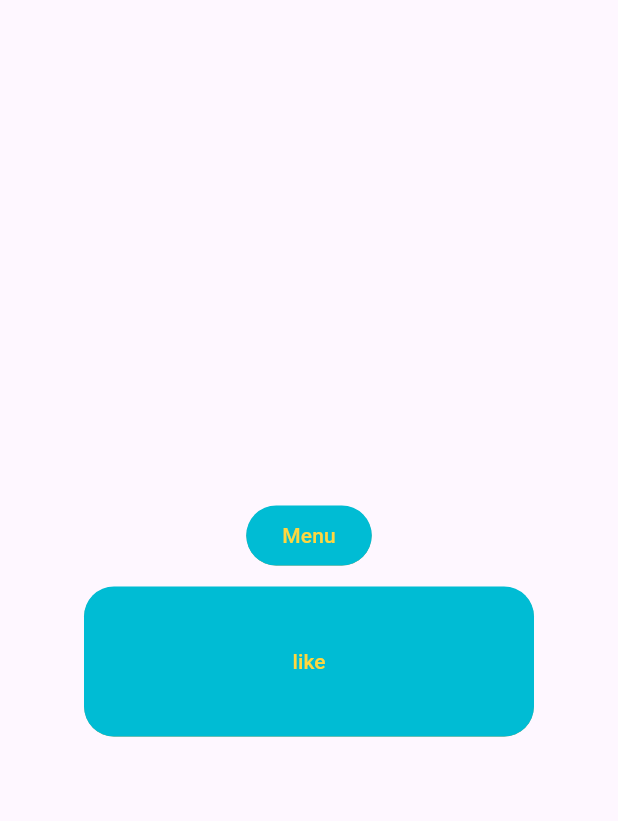
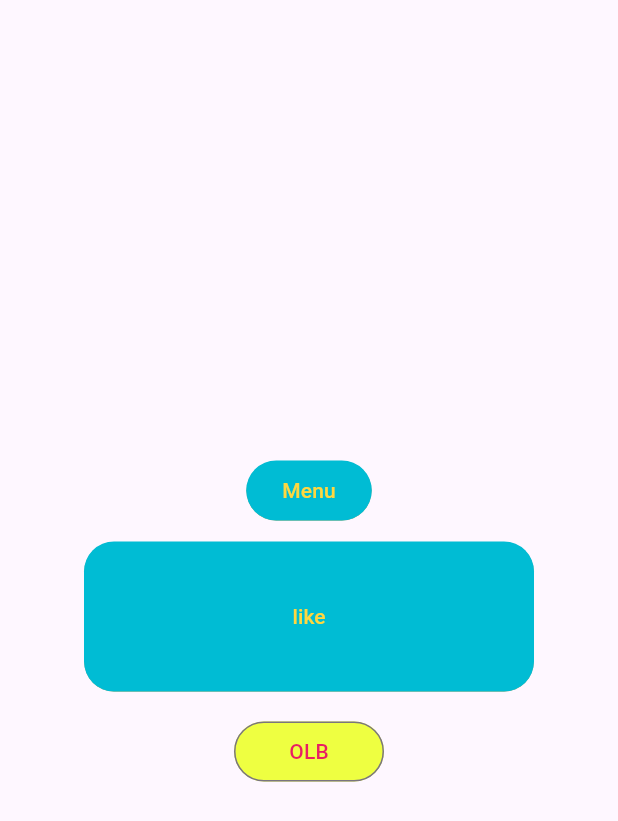
Before and after one commit to Maha6468/all_widget, a Flutter app: the Button_T screen opened directly, on a phone screen of 412 x 824 dp. Shown: the top 821 px of the screen. Run offline on Flutter 3.47's test engine with Material 3 defaults, Android fonts, the phone set to English and light mode, and no system bars; statements that could not run were skipped.

Commit message:
OutlineButton

```diff
--- a/lib/widget/button.dart
+++ b/lib/widget/button.dart
@@ -43,6 +43,23 @@ class Button_T extends StatelessWidget {
                 child:Text('like'),
               ),
             ),
+            SizedBox(height: 20,),
+
+            SizedBox(
+              height: 40,width: 100,
+              child: OutlinedButton(onPressed: (){
+
+              }, child: Text('OLB'),
+              style: OutlinedButton.styleFrom(
+                backgroundColor: Colors.limeAccent,
+                foregroundColor: Colors.pink,
+                elevation: 5,
+                shape:RoundedRectangleBorder(
+                  borderRadius: BorderRadius.circular(40)
+                )
+              ),
+              ),
+            )
           ],
         ),
       ),
```
